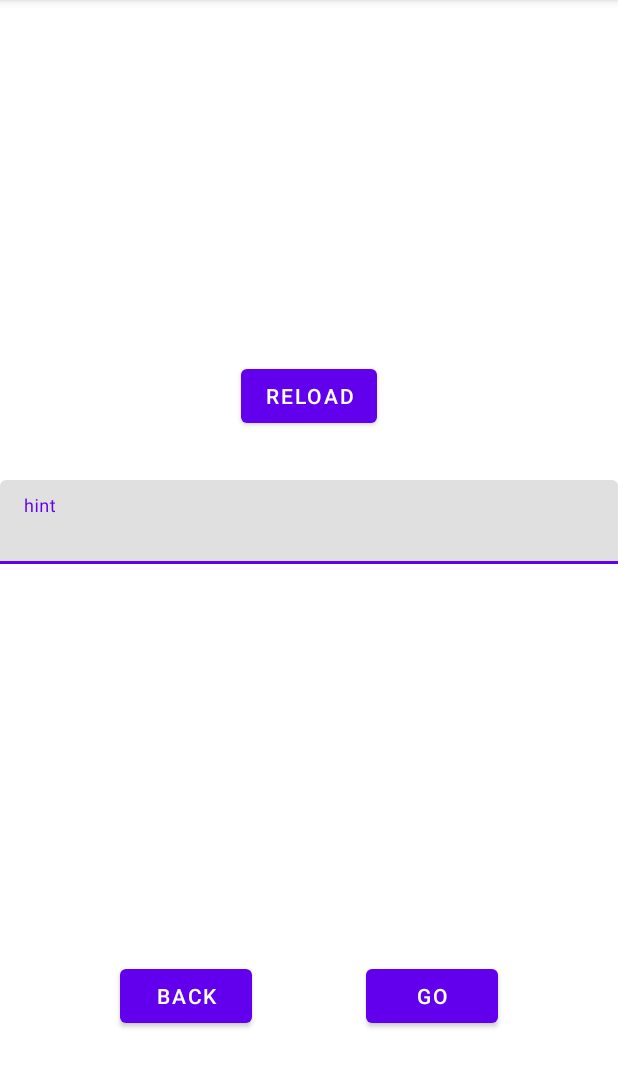
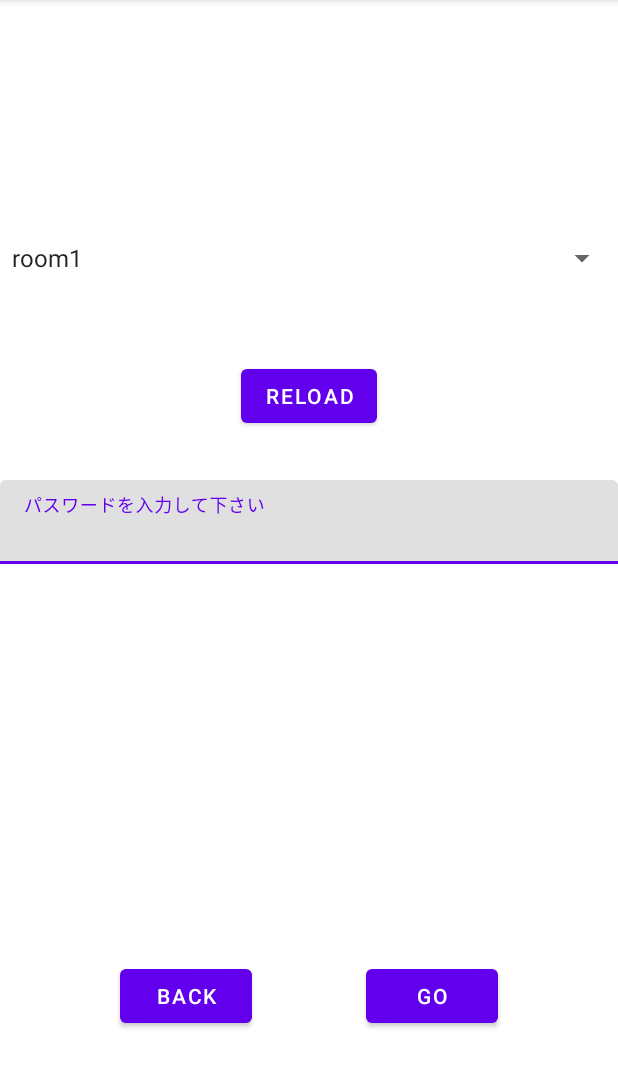
Before and after one commit to Haru39M/karaoke, an Android app: the joinRoomActivity screen opened directly, with no data from a screen before it, on a phone screen of 412 x 824 dp, the part 84-1172 px from its top. Run offline under Robolectric (Android 15) with nearby library versions, the phone set to English and light mode, and no system bars.

Commit message:
最低限の通信機能を実装(ログイン、ルーム機能未実装)

```diff
--- a/app/build.gradle
+++ b/app/build.gradle
@@ -2,6 +2,8 @@ plugins {
     id 'com.android.application'
     id 'kotlin-android'
     id 'kotlin-android-extensions'
+    id 'com.google.gms.google-services'//add for firebase
+
 }
 
 android {
@@ -43,4 +45,8 @@ dependencies {
     testImplementation 'junit:junit:4.+'
     androidTestImplementation 'androidx.test.ext:junit:1.1.2'
     androidTestImplementation 'androidx.test.espresso:espresso-core:3.3.0'
+    //add for firebase
+    implementation platform('com.google.firebase:firebase-bom:28.0.1')
+    implementation 'com.google.firebase:firebase-analytics-ktx'
+    implementation 'com.google.firebase:firebase-firestore-ktx'//上と下微妙に違うから注意！！上はfirebase,下はfirestore
 }
--- a/app/src/main/java/app/wakayama/harusame/karaoke/MainActivity.kt
+++ b/app/src/main/java/app/wakayama/harusame/karaoke/MainActivity.kt
@@ -14,11 +14,13 @@ class MainActivity : AppCompatActivity() {
         makeRoomButton.setOnClickListener {
             val toMakeRoomIntent:Intent = Intent(this,makeRoomActivity::class.java)
             startActivity(toMakeRoomIntent)
+            finish()
         }
         //goto joinroom
         joinRoomButton.setOnClickListener {
             val toJoinRoomIntent:Intent = Intent(this,joinRoomActivity::class.java)
             startActivity(toJoinRoomIntent)
+            finish()
         }
 
     }
--- a/app/src/main/java/app/wakayama/harusame/karaoke/joinRoomActivity.kt
+++ b/app/src/main/java/app/wakayama/harusame/karaoke/joinRoomActivity.kt
@@ -3,6 +3,9 @@ package app.wakayama.harusame.karaoke
 import android.content.Intent
 import androidx.appcompat.app.AppCompatActivity
 import android.os.Bundle
+import android.util.Log
+import android.widget.ArrayAdapter
+import android.widget.Spinner
 import kotlinx.android.synthetic.main.activity_join_room.*
 
 class joinRoomActivity : AppCompatActivity() {
@@ -13,10 +16,27 @@ class joinRoomActivity : AppCompatActivity() {
         backToMainFromJoinButton.setOnClickListener {
             val toMainIntent: Intent = Intent(this,MainActivity::class.java)
             startActivity(toMainIntent)
+            finish()
         }
+        val roomLists = arrayOf(
+            "room1",
+            "room2",
+            "room3",
+            "room4",
+            "room5"
+        )
+        val selectRoom = findViewById<Spinner>(R.id.selectRoomSpinner)
+        val adapter = ArrayAdapter(this, android.R.layout.simple_spinner_item, roomLists)
+        adapter.setDropDownViewResource(android.R.layout.simple_spinner_dropdown_item)
+        selectRoom.adapter = adapter
+
         goToPlayFromJoinButton.setOnClickListener {
+            val selectedRoom = selectRoom.selectedItem.toString()//選ばれたルーム名を取得
+            Log.d("TAG","selected => ${selectedRoom}")
             val toPlayRoomIntent:Intent = Intent(this,playRoomActivity::class.java)
+            toPlayRoomIntent.putExtra("selectedRoom",selectedRoom)//選ばれたルーム名を渡す
             startActivity(toPlayRoomIntent)
+            finish()
         }
 
     }
--- a/app/src/main/java/app/wakayama/harusame/karaoke/makeRoomActivity.kt
+++ b/app/src/main/java/app/wakayama/harusame/karaoke/makeRoomActivity.kt
@@ -13,10 +13,12 @@ class makeRoomActivity : AppCompatActivity() {
         backButton.setOnClickListener {
             val toMainIntent:Intent = Intent(this,MainActivity::class.java)
             startActivity(toMainIntent)
+            finish()
         }
         okButton.setOnClickListener {
             val toPlayRoomIntent:Intent = Intent(this,playRoomActivity::class.java)
             startActivity(toPlayRoomIntent)
+            finish()
         }
     }
 }
--- a/app/src/main/res/layout/activity_join_room.xml
+++ b/app/src/main/res/layout/activity_join_room.xml
@@ -18,7 +18,7 @@
             android:id="@+id/passwordJoinTextView"
             android:layout_width="match_parent"
             android:layout_height="wrap_content"
-            android:hint="hint" />
+            android:hint="パスワードを入力して下さい" />
     </com.google.android.material.textfield.TextInputLayout>
 
     <Button
@@ -52,4 +52,13 @@
         app:layout_constraintBottom_toBottomOf="parent"
         app:layout_constraintStart_toStartOf="parent"
         app:layout_constraintTop_toTopOf="parent" />
+
+    <Spinner
+        android:id="@+id/selectRoomSpinner"
+        android:layout_width="match_parent"
+        android:layout_height="wrap_content"
+        android:layout_marginTop="160dp"
+        app:layout_constraintEnd_toEndOf="parent"
+        app:layout_constraintStart_toStartOf="parent"
+        app:layout_constraintTop_toTopOf="parent" />
 </androidx.constraintlayout.widget.ConstraintLayout>
--- a/build.gradle
+++ b/build.gradle
@@ -8,7 +8,7 @@ buildscript {
     dependencies {
         classpath "com.android.tools.build:gradle:4.2.1"
         classpath "org.jetbrains.kotlin:kotlin-gradle-plugin:$kotlin_version"
-
+        classpath 'com.google.gms:google-services:4.3.8'
         // NOTE: Do not place your application dependencies here; they belong
         // in the individual module build.gradle files
     }
```
Also changed, not shown: app/src/main/java/app/wakayama/harusame/karaoke/playRoomActivity.kt (+92 -2 lines), 2 other files.
